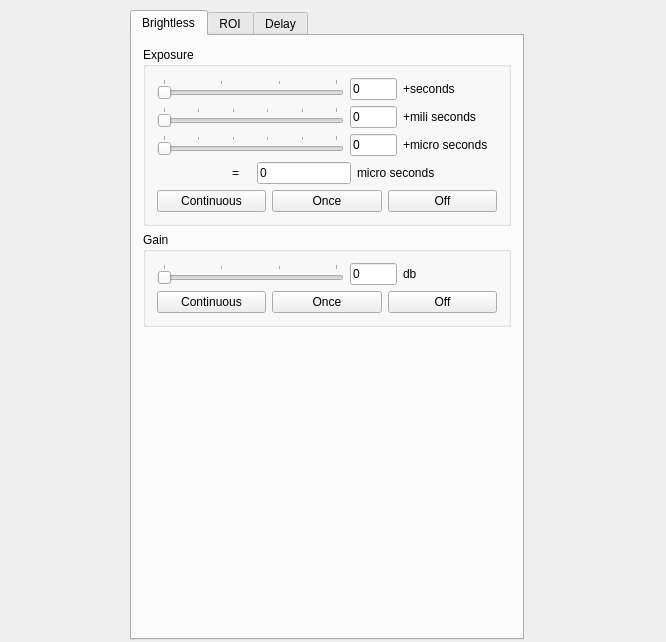
Before: the Qt Designer form QtWorkGui/Form File/Form For Camera/QtGuiSetupSensor.ui in AntonLip/Recognition, drawn with Qt 5.
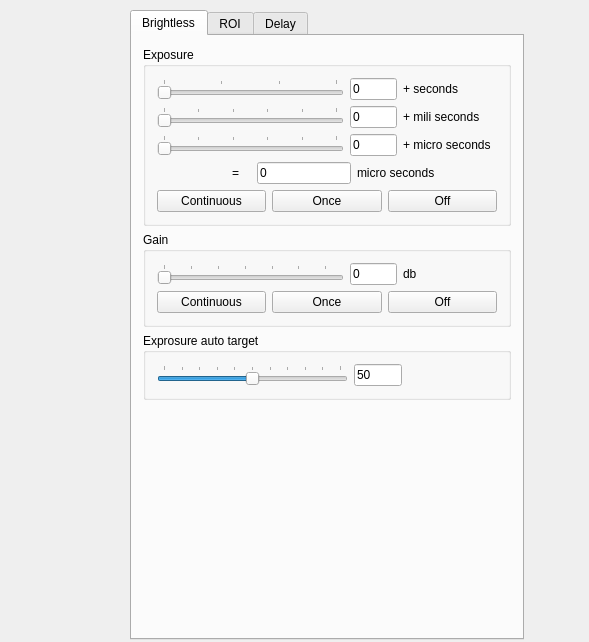
After: the same form once the commit is applied. Custom widgets are drawn as their Qt base class.

Commit message: some add exprosureAutoTarget settings

What changed in the file:
```diff
--- a/QtWorkGui/Form File/Form For Camera/QtGuiSetupSensor.ui
+++ b/QtWorkGui/Form File/Form For Camera/QtGuiSetupSensor.ui
@@ -6,7 +6,7 @@
    <rect>
     <x>0</x>
     <y>0</y>
-    <width>666</width>
+    <width>589</width>
     <height>642</height>
    </rect>
   </property>
@@ -94,7 +94,7 @@
           <item>
            <widget class="QLabel" name="label_11">
             <property name="text">
-             <string>+seconds</string>
+             <string>+ seconds</string>
             </property>
            </widget>
           </item>
@@ -140,7 +140,7 @@
           <item>
            <widget class="QLabel" name="label_10">
             <property name="text">
-             <string>+mili seconds</string>
+             <string>+ mili seconds</string>
             </property>
            </widget>
           </item>
@@ -186,7 +186,7 @@
           <item>
            <widget class="QLabel" name="label_9">
             <property name="text">
-             <string>+micro seconds</string>
+             <string>+ micro seconds</string>
             </property>
            </widget>
           </item>
@@ -318,7 +318,7 @@
              <bool>false</bool>
             </property>
             <property name="maximum">
-             <number>60</number>
+             <number>32</number>
             </property>
             <property name="tracking">
              <bool>true</bool>
@@ -336,7 +336,7 @@
              <enum>QSlider::TicksAbove</enum>
             </property>
             <property name="tickInterval">
-             <number>20</number>
+             <number>5</number>
             </property>
            </widget>
           </item>
@@ -414,6 +414,73 @@
        </layout>
       </widget>
      </item>
+     <item>
+      <widget class="QGroupBox" name="GroupBox_exposureAutoTarget">
+       <property name="title">
+        <string>Exprosure auto target</string>
+       </property>
+       <layout class="QVBoxLayout" name="verticalLayout_7">
+        <item>
+         <layout class="QHBoxLayout" name="horizontalLayout_12" stretch="4,1,2">
+          <item>
+           <widget class="QSlider" name="horSlider_exprosureAutoTarget">
+            <property name="enabled">
+             <bool>true</bool>
+            </property>
+            <property name="maximum">
+             <number>100</number>
+            </property>
+            <property name="value">
+             <number>50</number>
+            </property>
+            <property name="tracking">
+             <bool>true</bool>
+            </property>
+            <property name="orientation">
+             <enum>Qt::Horizontal</enum>
+            </property>
+            <property name="invertedAppearance">
+             <bool>false</bool>
+            </property>
+            <property name="invertedControls">
+             <bool>false</bool>
+            </property>
+            <property name="tickPosition">
+             <enum>QSlider::TicksAbove</enum>
+            </property>
+            <property name="tickInterval">
+             <number>10</number>
+            </property>
+           </widget>
+          </item>
+          <item>
+           <widget class="QLineEdit" name="LE_exprosureAutoTarget">
+            <property name="text">
+             <string>50</string>
+            </property>
+            <property name="readOnly">
+             <bool>true</bool>
+            </property>
+           </widget>
+          </item>
+          <item>
+           <spacer name="horizontalSpacer_9">
+            <property name="orientation">
+             <enum>Qt::Horizontal</enum>
+            </property>
+            <property name="sizeHint" stdset="0">
+             <size>
+              <width>40</width>
+              <height>20</height>
+             </size>
+            </property>
+           </spacer>
+          </item>
+         </layout>
+        </item>
+       </layout>
+      </widget>
+     </item>
      <item>
       <spacer name="verticalSpacer_2">
        <property name="orientation">
```
The commit also changes 3 other files.
